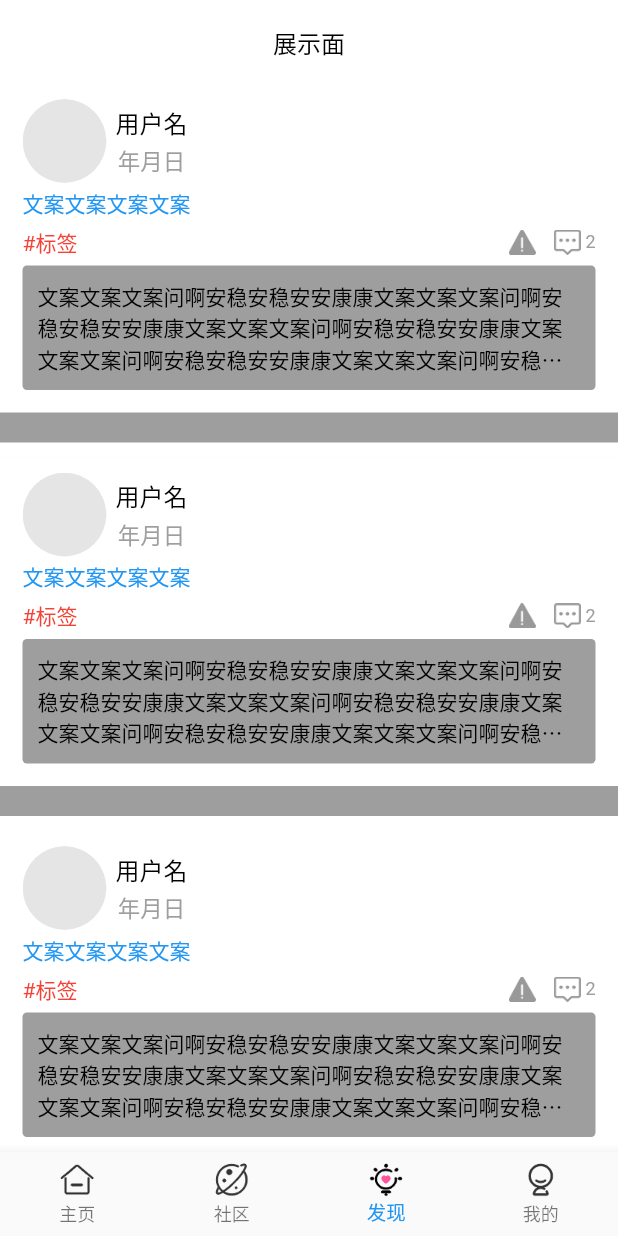
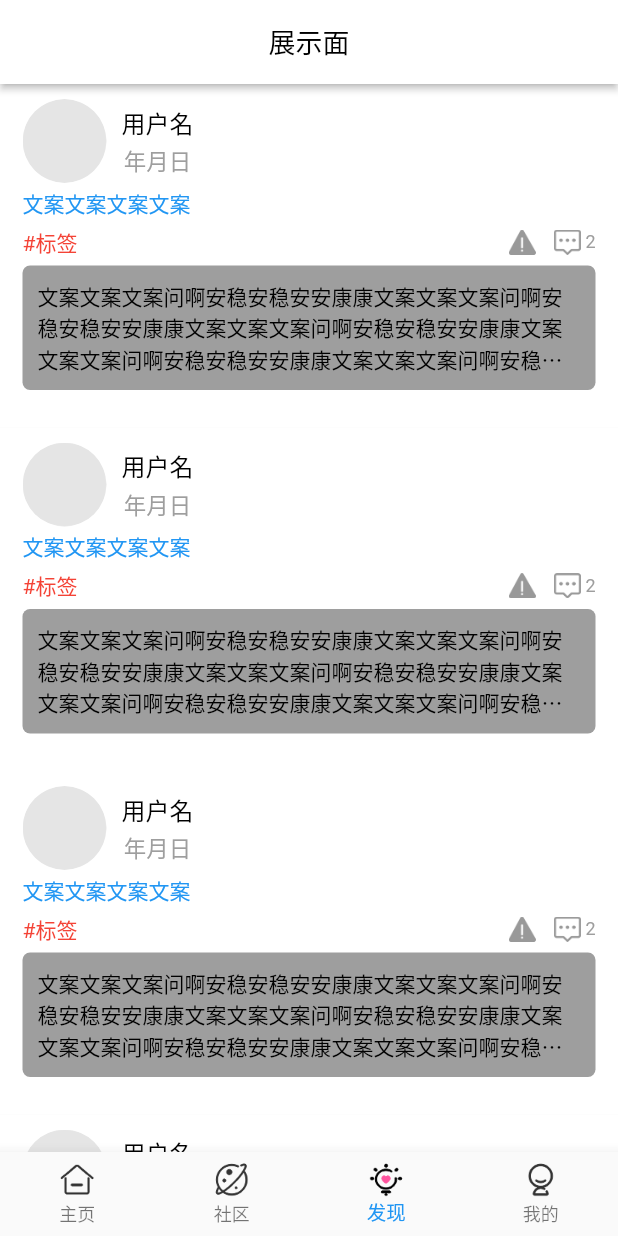
Before and after one commit to gongchaobin/flutter_LoveApp, a Flutter app: the screen it shows after launch, item 3 of the bottom bar chosen, on a phone screen of 412 x 824 dp. Run offline on Flutter 3.47's test engine with Material 2 defaults, Android fonts, the phone set to English and light mode, and no system bars; our stand-ins replace cached_network_image, carousel_slider, dio, webview_flutter; network calls fail.

Commit message:
发现整理

```diff
--- a/lib/community/CommunityListView.dart
+++ b/lib/community/CommunityListView.dart
@@ -13,12 +13,9 @@ class CommunityListView extends StatefulWidget {
     // TODO: implement createState
     return CommunityListViewState();
   }
-
 }
 
 class CommunityListViewState extends State<CommunityListView> {
-
-  var datas;
 
   @override
   void initState() {
@@ -29,14 +26,7 @@ class CommunityListViewState extends State<CommunityListView> {
   @override
   Widget build(BuildContext context) {
     // TODO: implement build
-//    if(datas == null) {
-//      return Center(
-//        child: CupertinoActivityIndicator(
-//        ),
-//      );
-//    } else{
-        return Container(
-          child: RefreshIndicator(
+    return RefreshIndicator(
       color: AppColor.primary,
       onRefresh: fetchData,
       child: new ListView.builder(
@@ -45,9 +35,7 @@ class CommunityListViewState extends State<CommunityListView> {
           return buildItem();
         },
       ),
-          ),
     );
-//    }
   }
 
   Widget buildItem() {
@@ -58,7 +46,6 @@ class CommunityListViewState extends State<CommunityListView> {
         children: <Widget>[
           buildHead(),
           buildContent(),
-          buildDivider()
         ],
       ),
     );
@@ -71,16 +58,14 @@ class CommunityListViewState extends State<CommunityListView> {
         ClipOval(
           child: Image.asset('images/default_avatar.png',width: 56,height: 56,),
         ),
-        Padding(padding: EdgeInsets.only(left: 6)),
+        SizedBox(width: 10,),
         Column(
-          mainAxisAlignment: MainAxisAlignment.start,
-          mainAxisSize: MainAxisSize.max,
           children: <Widget>[
             Text(
               '用户名',
               style: TextStyle(fontSize: 16,color: Colors.black,fontWeight: FontWeight.w300),
             ),
-            Padding(padding: EdgeInsets.only(top: 3)),
+            SizedBox(height: 3,),
             Text(
               '年月日',
               style: TextStyle(fontSize: 15,color: Colors.grey),
@@ -103,10 +88,9 @@ class CommunityListViewState extends State<CommunityListView> {
             maxLines: 3,
             overflow: TextOverflow.ellipsis,
           ),
-          Padding(padding: EdgeInsets.only(top: 5)),
+          SizedBox(height: 5,),
           Row(
             mainAxisAlignment: MainAxisAlignment.spaceBetween,
-            crossAxisAlignment: CrossAxisAlignment.center,
             children: <Widget>[
               Text(
                 '#标签',
@@ -129,10 +113,9 @@ class CommunityListViewState extends State<CommunityListView> {
           Container(
             margin: EdgeInsets.only(top: 5),
             padding: EdgeInsets.all(10),
-            width: double.infinity,
             decoration: BoxDecoration(
               color: Colors.grey,
-              borderRadius: BorderRadius.circular(3),
+              borderRadius: BorderRadius.circular(5),
             ),
             child: Text(
               '文案文案文案问啊安稳安稳安安康康文案文案文案问啊安稳安稳安安康康文案'
@@ -148,16 +131,6 @@ class CommunityListViewState extends State<CommunityListView> {
     );
   }
 
-  Widget buildDivider() {
-    return Container(
-      height: 20,
-      width: double.infinity,
-      color: Colors.grey,
-    );
-  }
-
-
-
   Future<void> fetchData() {
 
   }
--- a/lib/found/ShowScene.dart
+++ b/lib/found/ShowScene.dart
@@ -11,10 +11,7 @@ class ShowScene extends StatelessWidget {
       appBar: AppBar(
         title: Text(
           "展示面",
-          style: TextStyle(fontSize: 16),
         ),
-        centerTitle: true,
-        elevation: 0,
       ),
       body: CommunityListView(),
     );
```
Lines whose indentation alone changed are shown as unchanged.
